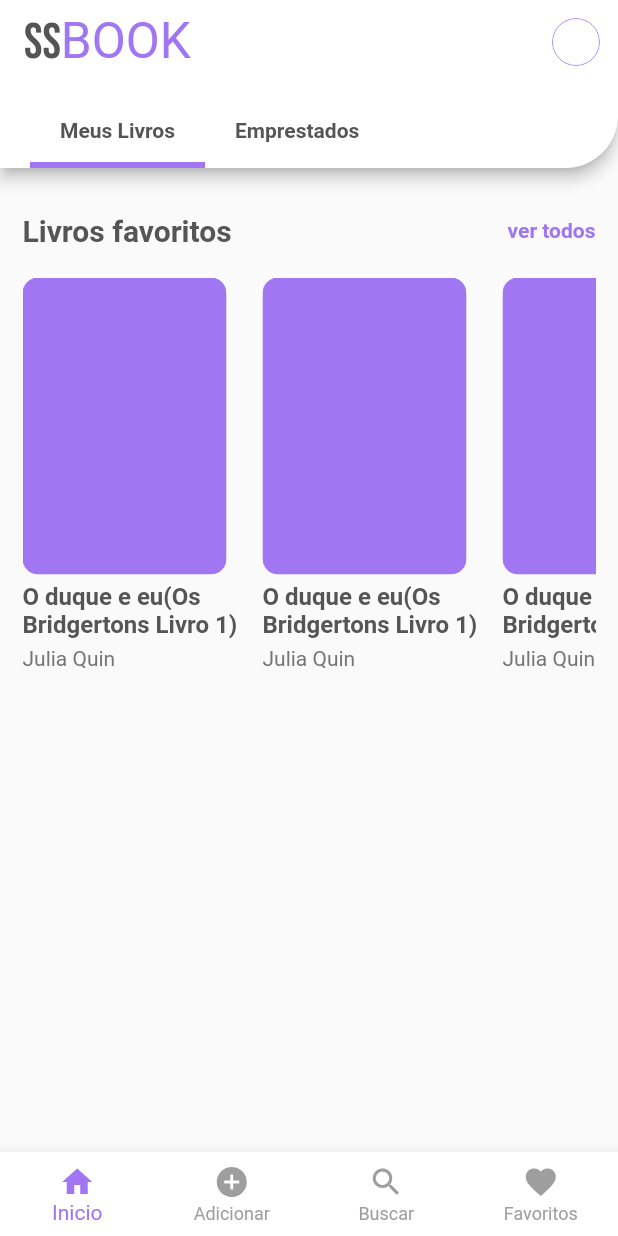
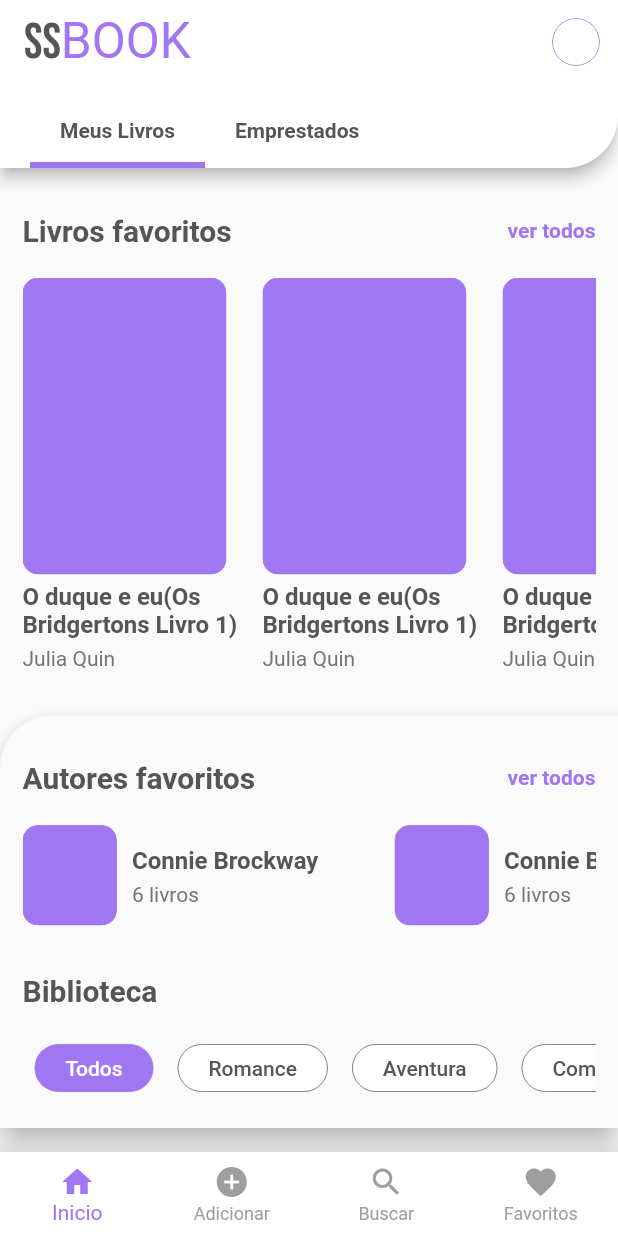
Before and after one commit to Robertrodrigues000/pai-de-pet, a Flutter app: the screen it shows after launch, on a phone screen of 412 x 824 dp. Run offline on Flutter 3.47's test engine with Material 2 defaults, Android fonts, the phone set to English and light mode, and no system bars; our stand-ins replace equatable, flutter_modular, google_fonts; network calls fail.

Commit message:
feat: create librarySection

```diff
--- a/lib/presenter/pages/home/home_page.dart
+++ b/lib/presenter/pages/home/home_page.dart
@@ -1,9 +1,10 @@
 import 'package:flutter/material.dart';
+import 'package:rickandmorty/presenter/pages/home/widgets/author_section_widget.dart';
+import 'package:rickandmorty/presenter/pages/home/widgets/favorite_section_widget.dart';
 
 import '../../../core/app_controller.dart';
 import '../../../core/theme/app_color.dart';
 import '../../../core/theme/app_text.dart';
-import '../../widgets/favorite_section_widget.dart';
 import '../../widgets/tab_title_widget.dart';
 import 'home_controller.dart';
 
@@ -81,10 +82,18 @@ class _HomePageState extends AppController<HomePage, HomeController> {
           selectedItemColor: AppColors.secondary,
           unselectedItemColor: Colors.grey,
           items: const [
-            BottomNavigationBarItem(icon: Icon(Icons.home), label: "Inicio"),
             BottomNavigationBarItem(
-                icon: Icon(Icons.add_circle), label: "Adicionar"),
-            BottomNavigationBarItem(icon: Icon(Icons.search), label: "Buscar"),
+              icon: Icon(Icons.home),
+              label: "Inicio",
+            ),
+            BottomNavigationBarItem(
+              icon: Icon(Icons.add_circle),
+              label: "Adicionar",
+            ),
+            BottomNavigationBarItem(
+              icon: Icon(Icons.search),
+              label: "Buscar",
+            ),
             BottomNavigationBarItem(
               icon: Icon(Icons.favorite),
               label: "Favoritos",
@@ -94,13 +103,15 @@ class _HomePageState extends AppController<HomePage, HomeController> {
         body: TabBarView(
           children: [
             SingleChildScrollView(
-              child: Padding(
-                padding: const EdgeInsets.symmetric(horizontal: 15),
-                child: Column(
-                  children: const [
-                    FavoriteSection(),
-                  ],
-                ),
+              child: Column(
+                children: const [
+                  Padding(
+                    padding: EdgeInsets.symmetric(horizontal: 15),
+                    child: FavoriteSectionWidget(),
+                  ),
+                  SizedBox(height: 30),
+                  AuthorsSectionWidget(),
+                ],
               ),
             ),
             Container(),
--- /dev/null
+++ b/lib/presenter/pages/home/widgets/author_section_widget.dart
@@ -0,0 +1,61 @@
+import 'package:flutter/material.dart';
+import 'package:google_fonts/google_fonts.dart';
+import 'package:rickandmorty/core/theme/app_color.dart';
+
+import '../../../../core/theme/app_text.dart';
+import 'category_chip_widget.dart';
+import 'favorite_author_card.dart';
+import 'library_section_widget.dart';
+
+class AuthorsSectionWidget extends StatelessWidget {
+  const AuthorsSectionWidget({
+    Key? key,
+  }) : super(key: key);
+
+  @override
+  Widget build(BuildContext context) {
+    return Material(
+      elevation: 8,
+      shape: const RoundedRectangleBorder(
+        borderRadius: BorderRadius.only(
+          topLeft: Radius.circular(35),
+        ),
+      ),
+      child: Padding(
+        padding: const EdgeInsets.symmetric(horizontal: 15),
+        child: Column(
+          crossAxisAlignment: CrossAxisAlignment.start,
+          children: [
+            Padding(
+              padding: const EdgeInsets.only(top: 30, bottom: 20),
+              child: Row(
+                mainAxisAlignment: MainAxisAlignment.spaceBetween,
+                children: [
+                  AppText.sessionTitle('Autores favoritos'),
+                  InkWell(
+                    child: AppText.seeMore('ver todos'),
+                  ),
+                ],
+              ),
+            ),
+            SizedBox(
+              height: 69,
+              child: ListView(
+                scrollDirection: Axis.horizontal,
+                children: const [
+                  FavoriteAuthorCard(),
+                  FavoriteAuthorCard(),
+                  FavoriteAuthorCard(),
+                  FavoriteAuthorCard(),
+                  FavoriteAuthorCard(),
+                ],
+              ),
+            ),
+            const SizedBox(height: 30),
+            const LibrarySection(),
+          ],
+        ),
+      ),
+    );
+  }
+}
--- /dev/null
+++ b/lib/presenter/pages/home/widgets/category_chip_widget.dart
@@ -0,0 +1,56 @@
+import 'package:flutter/material.dart';
+import 'package:google_fonts/google_fonts.dart';
+
+import '../../../../core/theme/app_color.dart';
+import '../../../../core/theme/app_text.dart';
+
+class CategoryChip extends StatelessWidget {
+  final String title;
+  final bool isSelected;
+
+  const CategoryChip({
+    Key? key,
+    required this.title,
+    required this.isSelected,
+  }) : super(key: key);
+
+  @override
+  Widget build(BuildContext context) {
+    return Padding(
+      padding: const EdgeInsets.symmetric(horizontal: 8.0),
+      child: Row(
+        children: [
+          Container(
+            height: 32,
+            decoration: BoxDecoration(
+              borderRadius: BorderRadius.circular(30),
+              border: Border.fromBorderSide(
+                BorderSide(
+                  color:
+                      isSelected ? AppColors.secondary : AppColors.primaryLight,
+                  width: 0.6,
+                ),
+              ),
+              color: isSelected ? AppColors.secondary : Colors.white,
+              // image: char.image
+            ),
+            child: Padding(
+              padding: const EdgeInsets.symmetric(horizontal: 20),
+              child: Align(
+                alignment: Alignment.center,
+                child: AppText(
+                  text: title,
+                  style: GoogleFonts.roboto(
+                    fontSize: 14,
+                    fontWeight: FontWeight.w500,
+                    color: isSelected ? Colors.white : AppColors.primary,
+                  ),
+                ),
+              ),
+            ),
+          )
+        ],
+      ),
+    );
+  }
+}
--- a/lib/presenter/widgets/favorite_book_card.dart
+++ b/lib/presenter/pages/home/widgets/favorite_author_card.dart
@@ -1,26 +1,25 @@
 import 'package:flutter/material.dart';
 import 'package:rickandmorty/core/theme/app_text.dart';
 
-import '../../core/theme/app_color.dart';
+import '../../../../core/theme/app_color.dart';
 
-class FavoriteBookCard extends StatelessWidget {
-  const FavoriteBookCard({
+class FavoriteAuthorCard extends StatelessWidget {
+  const FavoriteAuthorCard({
     Key? key,
   }) : super(key: key);
 
   @override
   Widget build(BuildContext context) {
     return SizedBox(
-      width: 160,
-      child: Column(
-        mainAxisAlignment: MainAxisAlignment.spaceBetween,
+      width: 248,
+      child: Row(
         crossAxisAlignment: CrossAxisAlignment.start,
         children: [
           ClipRRect(
             borderRadius: BorderRadius.circular(10),
             child: Container(
-              width: 136,
-              height: 198,
+              width: 63,
+              height: 67,
               decoration: BoxDecoration(
                   borderRadius: BorderRadius.circular(10),
                   border: const Border.fromBorderSide(
@@ -34,8 +33,18 @@ class FavoriteBookCard extends StatelessWidget {
                   ),
             ),
           ),
-          AppText.cadTitle('O duque e eu(Os Bridgertons Livro 1)'),
-          AppText.subtitle('Julia Quin'),
+          const SizedBox(
+            width: 10,
+          ),
+          Column(
+            mainAxisAlignment: MainAxisAlignment.center,
+            crossAxisAlignment: CrossAxisAlignment.start,
+            children: [
+              AppText.cadTitle('Connie Brockway'),
+              const SizedBox(height: 5),
+              AppText.subtitle('6 livros'),
+            ],
+          ),
         ],
       ),
     );
--- /dev/null
+++ b/lib/presenter/pages/home/widgets/favorite_book_card.dart
@@ -0,0 +1,43 @@
+import 'package:flutter/material.dart';
+import 'package:rickandmorty/core/theme/app_text.dart';
+
+import '../../../../core/theme/app_color.dart';
+
+class FavoriteBookCard extends StatelessWidget {
+  const FavoriteBookCard({
+    Key? key,
+  }) : super(key: key);
+
+  @override
+  Widget build(BuildContext context) {
+    return SizedBox(
+      width: 160,
+      child: Column(
+        mainAxisAlignment: MainAxisAlignment.spaceBetween,
+        crossAxisAlignment: CrossAxisAlignment.start,
+        children: [
+          ClipRRect(
+            borderRadius: BorderRadius.circular(10),
+            child: Container(
+              width: 136,
+              height: 198,
+              decoration: BoxDecoration(
+                  borderRadius: BorderRadius.circular(10),
+                  border: const Border.fromBorderSide(
+                    BorderSide(
+                      color: AppColors.secondary,
+                      width: 0.6,
+                    ),
+                  ),
+                  color: AppColors.secondary
+                  // image: char.image
+                  ),
+            ),
+          ),
+          AppText.cadTitle('O duque e eu(Os Bridgertons Livro 1)'),
+          AppText.subtitle('Julia Quin'),
+        ],
+      ),
+    );
+  }
+}
--- a/lib/presenter/widgets/favorite_section_widget.dart
+++ b/lib/presenter/pages/home/widgets/favorite_section_widget.dart
@@ -1,11 +1,10 @@
-
 import 'package:flutter/material.dart';
 
-import '../../core/theme/app_text.dart';
+import '../../../../core/theme/app_text.dart';
 import 'favorite_book_card.dart';
 
-class FavoriteSection extends StatelessWidget {
-  const FavoriteSection({
+class FavoriteSectionWidget extends StatelessWidget {
+  const FavoriteSectionWidget({
     Key? key,
   }) : super(key: key);
 
@@ -28,7 +27,6 @@ class FavoriteSection extends StatelessWidget {
         SizedBox(
           height: 262,
           child: ListView(
-            // This next line does the trick.
             scrollDirection: Axis.horizontal,
             children: const <Widget>[
               FavoriteBookCard(),
--- /dev/null
+++ b/lib/presenter/pages/home/widgets/library_section_widget.dart
@@ -0,0 +1,45 @@
+import 'package:flutter/material.dart';
+
+import '../../../../core/theme/app_text.dart';
+import 'category_chip_widget.dart';
+
+class LibrarySection extends StatelessWidget {
+  const LibrarySection({
+    Key? key,
+  }) : super(key: key);
+
+  @override
+  Widget build(BuildContext context) {
+    return Column(
+      crossAxisAlignment: CrossAxisAlignment.start,
+      children: [
+        AppText.sessionTitle('Biblioteca'),
+        Container(
+          height: 80,
+          child: ListView(
+            scrollDirection: Axis.horizontal,
+            children: const [
+              SizedBox(height: 20),
+              CategoryChip(
+                title: 'Todos',
+                isSelected: true,
+              ),
+              CategoryChip(
+                title: 'Romance',
+                isSelected: false,
+              ),
+              CategoryChip(
+                title: 'Aventura',
+                isSelected: false,
+              ),
+              CategoryChip(
+                title: 'Comédia',
+                isSelected: false,
+              ),
+            ],
+          ),
+        ),
+      ],
+    );
+  }
+}
```
